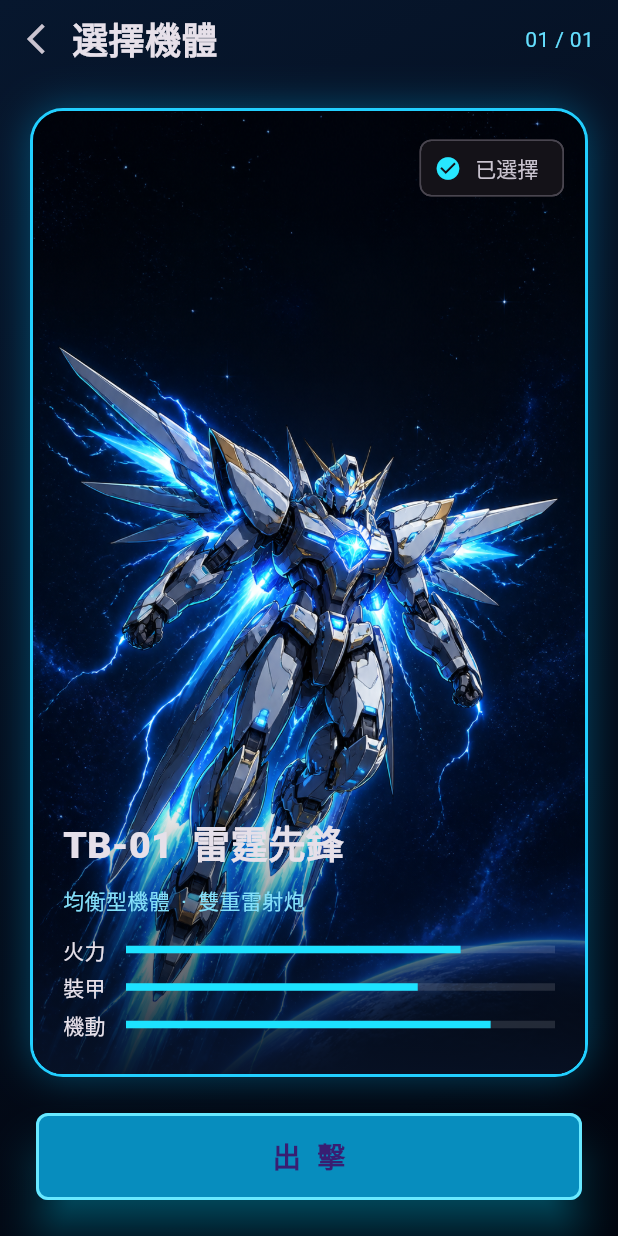
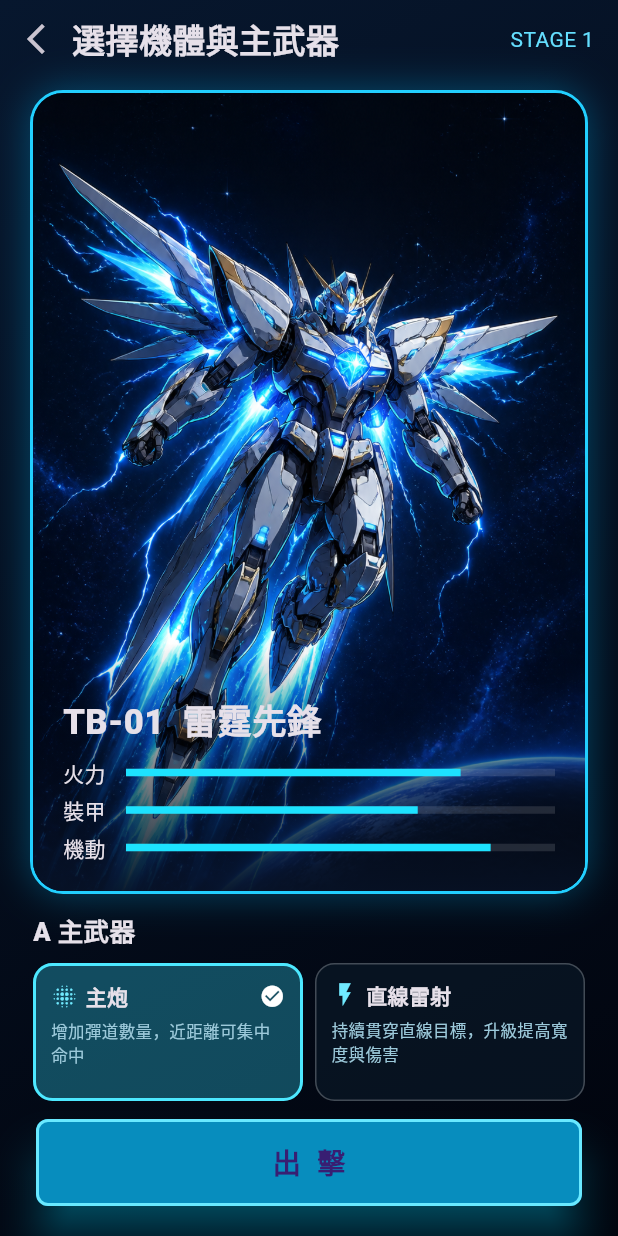
Before and after one commit to sunkeeper316/ThunderboltRobot, a Flutter app: the screen it shows after launch, after a tap on "開 始 任 務", on a phone screen of 412 x 824 dp. Run offline on Flutter 3.47's test engine with Material 3 defaults, Android fonts, the phone set to English and light mode, and no system bars; our stand-ins replace shared_preferences; missing offline and left inert: flame; Roboto replaces fonts that are missing (sans).

Commit message:
選擇武器

```diff
--- /dev/null
+++ b/lib/game/config/primary_weapon_config.dart
@@ -0,0 +1,27 @@
+enum PrimaryWeaponType { cannon, laser }
+
+extension PrimaryWeaponTypeInfo on PrimaryWeaponType {
+  String get displayName => switch (this) {
+    PrimaryWeaponType.cannon => '主炮',
+    PrimaryWeaponType.laser => '直線雷射',
+  };
+
+  String get description => switch (this) {
+    PrimaryWeaponType.cannon => '增加彈道數量，近距離可集中命中',
+    PrimaryWeaponType.laser => '持續貫穿直線目標，升級提高寬度與傷害',
+  };
+}
+
+abstract final class PrimaryWeaponConfig {
+  static const double laserDamageInterval = .5;
+  static const int laserBaseDamage = 2;
+  static const int laserDamagePerLevel = 1;
+  static const double laserBaseWidth = 8;
+  static const double laserWidthPerLevel = 4;
+
+  static int laserDamageFor(int level) =>
+      laserBaseDamage + level * laserDamagePerLevel;
+
+  static double laserWidthFor(int level) =>
+      laserBaseWidth + level * laserWidthPerLevel;
+}
--- a/lib/ui/screens/game_flow.dart
+++ b/lib/ui/screens/game_flow.dart
@@ -2,6 +2,7 @@ import 'package:flame/game.dart';
 import 'package:flutter/material.dart';
 
 import '../../game/thunderbolt_game.dart';
+import '../../game/config/primary_weapon_config.dart';
 import '../../services/progress_service.dart';
 import 'home_screen.dart';
 import 'result_screen.dart';
@@ -24,6 +25,7 @@ class _GameFlowState extends State<GameFlow> {
   int score = 0;
   int highestUnlockedStage = 1;
   int selectedStage = 1;
+  PrimaryWeaponType selectedPrimaryWeapon = PrimaryWeaponType.cannon;
   final progressService = ProgressService();
 
   @override
@@ -44,10 +46,12 @@ class _GameFlowState extends State<GameFlow> {
     setState(() => highestUnlockedStage = unlocked);
   }
 
-  void startBattle([int stage = 1]) {
+  void startBattle(int stage, PrimaryWeaponType primaryWeapon) {
     selectedStage = stage;
+    selectedPrimaryWeapon = primaryWeapon;
     final next = ThunderboltGame(
       initialStage: stage,
+      primaryWeapon: primaryWeapon,
       hudTopPadding: MediaQuery.viewPaddingOf(context).top + 8,
       onStageCleared: _recordStageClear,
       onFinished: (won, finalScore) {
@@ -71,25 +75,36 @@ class _GameFlowState extends State<GameFlow> {
       duration: const Duration(milliseconds: 350),
       child: switch (screen) {
         FlowScreen.home => HomeScreen(
-          onStart: () => setState(() => screen = FlowScreen.select),
+          onStart: () => setState(() {
+            selectedStage = 1;
+            screen = FlowScreen.select;
+          }),
           onStageSelect: highestUnlockedStage > 1
               ? () => setState(() => screen = FlowScreen.stageSelect)
               : null,
         ),
         FlowScreen.select => RobotSelectScreen(
-          onStart: () => startBattle(1),
-          onBack: () => setState(() => screen = FlowScreen.home),
+          stage: selectedStage,
+          onStart: (weapon) => startBattle(selectedStage, weapon),
+          onBack: () => setState(
+            () => screen = selectedStage == 1
+                ? FlowScreen.home
+                : FlowScreen.stageSelect,
+          ),
         ),
         FlowScreen.stageSelect => StageSelectScreen(
           highestUnlockedStage: highestUnlockedStage,
-          onSelect: startBattle,
+          onSelect: (stage) => setState(() {
+            selectedStage = stage;
+            screen = FlowScreen.select;
+          }),
           onBack: () => setState(() => screen = FlowScreen.home),
         ),
         FlowScreen.battle => GameWidget(game: game!),
         FlowScreen.result => ResultScreen(
           victory: victory,
           score: score,
-          onRetry: () => startBattle(selectedStage),
+          onRetry: () => startBattle(selectedStage, selectedPrimaryWeapon),
           onHome: () => setState(() => screen = FlowScreen.home),
         ),
       },
--- a/lib/ui/screens/robot_select_screen.dart
+++ b/lib/ui/screens/robot_select_screen.dart
@@ -1,16 +1,27 @@
 import 'package:flutter/material.dart';
 
+import '../../game/config/primary_weapon_config.dart';
 import '../widgets/glow_button.dart';
 import '../widgets/robot_stat.dart';
 
-class RobotSelectScreen extends StatelessWidget {
+class RobotSelectScreen extends StatefulWidget {
   const RobotSelectScreen({
     super.key,
+    required this.stage,
     required this.onStart,
     required this.onBack,
   });
-  final VoidCallback onStart;
+
+  final int stage;
+  final ValueChanged<PrimaryWeaponType> onStart;
   final VoidCallback onBack;
+
+  @override
+  State<RobotSelectScreen> createState() => _RobotSelectScreenState();
+}
+
+class _RobotSelectScreenState extends State<RobotSelectScreen> {
+  PrimaryWeaponType selectedWeapon = PrimaryWeaponType.cannon;
 
   @override
   Widget build(BuildContext context) => Container(
@@ -27,27 +38,27 @@ class RobotSelectScreen extends StatelessWidget {
           Row(
             children: [
               IconButton(
-                onPressed: onBack,
+                onPressed: widget.onBack,
                 icon: const Icon(Icons.arrow_back_ios_new),
               ),
               const Expanded(
                 child: Text(
-                  '選擇機體',
-                  style: TextStyle(fontSize: 24, fontWeight: FontWeight.bold),
+                  '選擇機體與主武器',
+                  style: TextStyle(fontSize: 22, fontWeight: FontWeight.bold),
                 ),
               ),
-              const Padding(
-                padding: EdgeInsets.all(16),
+              Padding(
+                padding: const EdgeInsets.all(16),
                 child: Text(
-                  '01 / 01',
-                  style: TextStyle(color: Color(0xFF64DFFF)),
+                  'STAGE ${widget.stage}',
+                  style: const TextStyle(color: Color(0xFF64DFFF)),
                 ),
               ),
             ],
           ),
           Expanded(
             child: Padding(
-              padding: const EdgeInsets.all(20),
+              padding: const EdgeInsets.fromLTRB(20, 8, 20, 12),
               child: Container(
                 decoration: BoxDecoration(
                   border: Border.all(color: const Color(0xFF22CFFF), width: 2),
@@ -77,44 +88,28 @@ class RobotSelectScreen extends StatelessWidget {
                               colors: [Colors.transparent, Color(0xF2071124)],
                             ),
                           ),
-                          child: SizedBox(height: 190, width: double.infinity),
+                          child: SizedBox(height: 165, width: double.infinity),
                         ),
                       ),
                       const Positioned(
                         left: 20,
                         right: 20,
-                        bottom: 18,
+                        bottom: 14,
                         child: Column(
                           crossAxisAlignment: CrossAxisAlignment.start,
                           children: [
                             Text(
                               'TB-01  雷霆先鋒',
                               style: TextStyle(
-                                fontSize: 25,
+                                fontSize: 23,
                                 fontWeight: FontWeight.w900,
                               ),
                             ),
-                            SizedBox(height: 8),
-                            Text(
-                              '均衡型機體  ·  雙重雷射炮',
-                              style: TextStyle(color: Color(0xFF83DFF9)),
-                            ),
-                            SizedBox(height: 12),
+                            SizedBox(height: 7),
                             RobotStat(label: '火力', value: .78),
                             RobotStat(label: '裝甲', value: .68),
                             RobotStat(label: '機動', value: .85),
                           ],
-                        ),
-                      ),
-                      const Positioned(
-                        right: 14,
-                        top: 14,
-                        child: Chip(
-                          label: Text('已選擇'),
-                          avatar: Icon(
-                            Icons.check_circle,
-                            color: Color(0xFF27E7FF),
-                          ),
                         ),
                       ),
                     ],
@@ -123,12 +118,109 @@ class RobotSelectScreen extends StatelessWidget {
               ),
             ),
           ),
+          const Padding(
+            padding: EdgeInsets.symmetric(horizontal: 22),
+            child: Align(
+              alignment: Alignment.centerLeft,
+              child: Text(
+                'A 主武器',
+                style: TextStyle(fontSize: 17, fontWeight: FontWeight.w900),
+              ),
+            ),
+          ),
           Padding(
-            padding: const EdgeInsets.fromLTRB(24, 4, 24, 24),
-            child: GlowButton(label: '出 擊', onTap: onStart),
+            padding: const EdgeInsets.fromLTRB(18, 8, 18, 12),
+            child: Row(
+              children: PrimaryWeaponType.values
+                  .map(
+                    (weapon) => Expanded(
+                      child: Padding(
+                        padding: const EdgeInsets.symmetric(horizontal: 4),
+                        child: _WeaponChoice(
+                          weapon: weapon,
+                          selected: selectedWeapon == weapon,
+                          onTap: () => setState(() => selectedWeapon = weapon),
+                        ),
+                      ),
+                    ),
+                  )
+                  .toList(),
+            ),
+          ),
+          Padding(
+            padding: const EdgeInsets.fromLTRB(24, 0, 24, 20),
+            child: GlowButton(
+              label: '出 擊',
+              onTap: () => widget.onStart(selectedWeapon),
+            ),
           ),
         ],
       ),
     ),
   );
 }
+
+class _WeaponChoice extends StatelessWidget {
+  const _WeaponChoice({
+    required this.weapon,
+    required this.selected,
+    required this.onTap,
+  });
+
+  final PrimaryWeaponType weapon;
+  final bool selected;
+  final VoidCallback onTap;
+
+  @override
+  Widget build(BuildContext context) => Material(
+    color: selected ? const Color(0x5530CFEF) : const Color(0xAA091827),
+    borderRadius: BorderRadius.circular(13),
+    child: InkWell(
+      onTap: onTap,
+      borderRadius: BorderRadius.circular(13),
+      child: Container(
+        height: 92,
+        padding: const EdgeInsets.all(10),
+        decoration: BoxDecoration(
+          borderRadius: BorderRadius.circular(13),
+          border: Border.all(
+            color: selected ? const Color(0xFF4DE8FF) : Colors.white24,
+            width: selected ? 2 : 1,
+          ),
+        ),
+        child: Column(
+          crossAxisAlignment: CrossAxisAlignment.start,
+          children: [
+            Row(
+              children: [
+                Icon(
+                  weapon == PrimaryWeaponType.cannon
+                      ? Icons.blur_on
+                      : Icons.flash_on,
+                  size: 18,
+                  color: const Color(0xFF70EAFF),
+                ),
+                const SizedBox(width: 5),
+                Text(
+                  weapon.displayName,
+                  style: const TextStyle(fontWeight: FontWeight.w900),
+                ),
+                if (selected) ...[
+                  const Spacer(),
+                  const Icon(Icons.check_circle, size: 17),
+                ],
+              ],
+            ),
+            const SizedBox(height: 6),
+            Text(
+              weapon.description,
+              maxLines: 2,
+              overflow: TextOverflow.ellipsis,
+              style: const TextStyle(fontSize: 11, color: Color(0xFF9CC9DA)),
+            ),
+          ],
+        ),
+      ),
+    ),
+  );
+}
```
Also changed, not shown: lib/game/thunderbolt_game.dart (+112 -28 lines), 1 other file.
